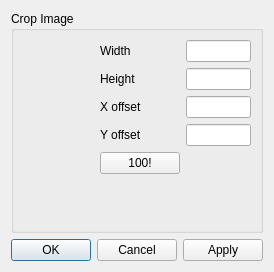
Before: the Qt Designer form src/gui/crop_dialog.ui in CervecerosCodigo/CCIMP, drawn with Qt 5.
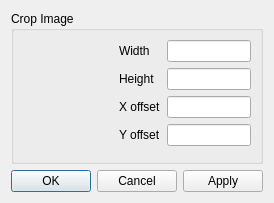
After: the same form once the commit is applied.

Commit message: Påbegynt crop_tool singleton klasse

```diff
--- a/src/gui/crop_dialog.ui
+++ b/src/gui/crop_dialog.ui
@@ -7,7 +7,7 @@
     <x>0</x>
     <y>0</y>
     <width>270</width>
-    <height>272</height>
+    <height>203</height>
    </rect>
   </property>
   <property name="windowTitle">
@@ -84,13 +84,6 @@
           <item row="3" column="1">
            <widget class="QLineEdit" name="lineEdit_4"/>
           </item>
-          <item row="4" column="0">
-           <widget class="QPushButton" name="pushButton">
-            <property name="text">
-             <string>100!</string>
-            </property>
-           </widget>
-          </item>
          </layout>
         </item>
        </layout>
```
The commit also changes 6 other files.
